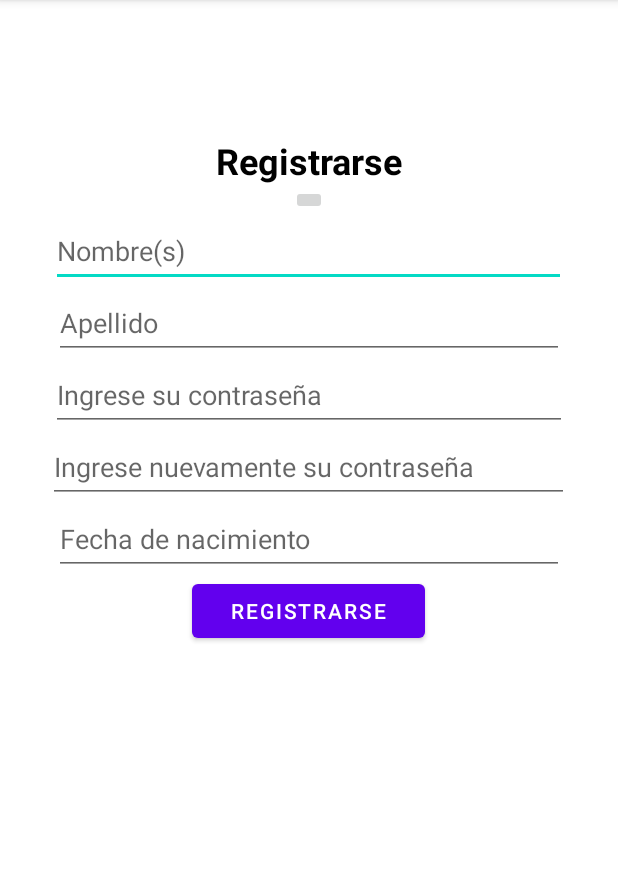
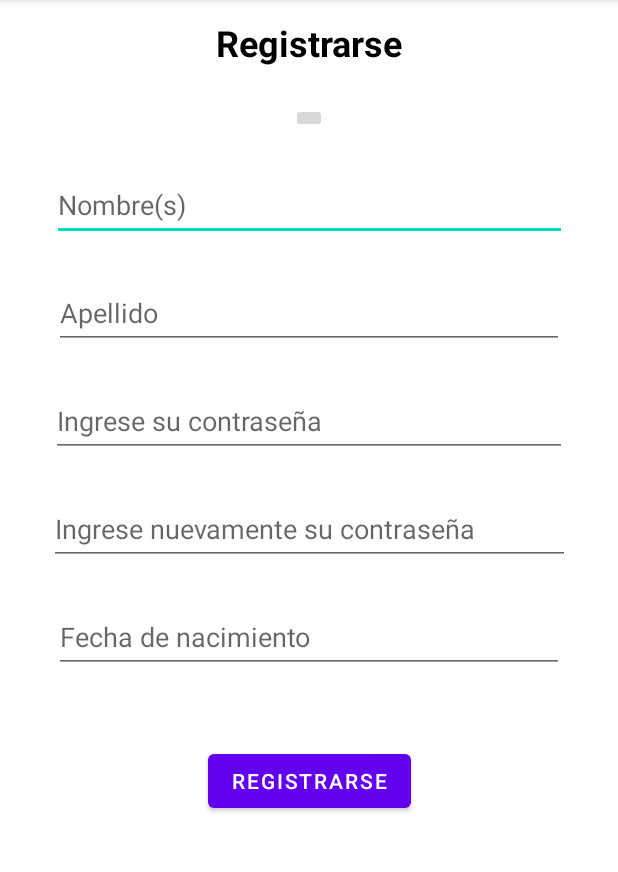
Before and after one commit to coderipper0/SafeTravelApp, an Android app: the fragment RegisterFragment shown on its own in the app's theme, on a phone screen of 412 x 824 dp, the part 84-956 px from its top. Run offline under Robolectric (Android 15) with nearby library versions, the phone set to English and light mode, and no system bars.

Commit message:
Modificación de interfaz

```diff
--- a/app/src/main/res/layout/fragment_register.xml
+++ b/app/src/main/res/layout/fragment_register.xml
@@ -1,18 +1,11 @@
 <?xml version="1.0" encoding="utf-8"?>
-<FrameLayout xmlns:android="http://schemas.android.com/apk/res/android"
+<androidx.constraintlayout.widget.ConstraintLayout xmlns:android="http://schemas.android.com/apk/res/android"
     xmlns:app="http://schemas.android.com/apk/res-auto"
     xmlns:tools="http://schemas.android.com/tools"
     android:layout_width="match_parent"
     android:layout_height="match_parent"
+    android:layout_margin="12dp"
     tools:context=".RegisterFragment">
-
-    <!-- TODO: Update blank fragment layout -->
-
-    <LinearLayout
-        android:layout_width="match_parent"
-        android:layout_height="522dp"
-        android:gravity="center"
-        android:orientation="vertical">
 
     <TextView
         android:id="@+id/txtRegisterR"
@@ -22,13 +15,20 @@
         android:textAlignment="center"
         android:textColor="#000000"
         android:textSize="24sp"
-            android:textStyle="bold" />
+        android:textStyle="bold"
+        app:layout_constraintTop_toTopOf="parent"
+        app:layout_constraintStart_toStartOf="parent"
+        app:layout_constraintEnd_toEndOf="parent"/>
 
     <ImageButton
         android:id="@+id/imgAvatar"
         android:layout_width="wrap_content"
         android:layout_height="wrap_content"
         android:contentDescription="@string/register"
+        android:layout_marginTop="24dp"
+        app:layout_constraintTop_toBottomOf="@+id/txtRegisterR"
+        app:layout_constraintStart_toStartOf="parent"
+        app:layout_constraintEnd_toEndOf="parent"
         tools:src="@tools:sample/avatars" />
 
     <EditText
@@ -38,7 +38,11 @@
         android:ems="10"
         android:hint="@string/name"
         android:inputType="textEmailAddress"
-            android:minHeight="48dp" />
+        android:minHeight="48dp"
+        android:layout_marginTop="24dp"
+        app:layout_constraintTop_toBottomOf="@+id/imgAvatar"
+        app:layout_constraintStart_toStartOf="parent"
+        app:layout_constraintEnd_toEndOf="parent"/>
 
     <EditText
         android:id="@+id/edtLasNameR"
@@ -47,7 +51,11 @@
         android:ems="10"
         android:hint="@string/lastname"
         android:inputType="textPersonName"
-            android:minHeight="48dp" />
+        android:minHeight="48dp"
+        android:layout_marginTop="24dp"
+        app:layout_constraintTop_toBottomOf="@+id/edtNameR"
+        app:layout_constraintStart_toStartOf="parent"
+        app:layout_constraintEnd_toEndOf="parent"/>
 
     <EditText
         android:id="@+id/edtPasswordR"
@@ -56,7 +64,11 @@
         android:ems="10"
         android:hint="@string/password"
         android:inputType="textPassword"
-            android:minHeight="48dp" />
+        android:minHeight="48dp"
+        android:layout_marginTop="24dp"
+        app:layout_constraintTop_toBottomOf="@+id/edtLasNameR"
+        app:layout_constraintStart_toStartOf="parent"
+        app:layout_constraintEnd_toEndOf="parent" />
 
     <EditText
         android:id="@+id/edtConfPassR"
@@ -65,7 +77,11 @@
         android:ems="10"
         android:hint="@string/cofpass"
         android:inputType="textPassword"
-            android:minHeight="48dp" />
+        android:minHeight="48dp"
+        android:layout_marginTop="24dp"
+        app:layout_constraintTop_toBottomOf="@+id/edtPasswordR"
+        app:layout_constraintStart_toStartOf="parent"
+        app:layout_constraintEnd_toEndOf="parent"/>
 
     <EditText
         android:id="@+id/edtDateR"
@@ -73,15 +89,21 @@
         android:layout_height="wrap_content"
         android:ems="10"
         android:hint="@string/date"
-            android:inputType="textPersonName"
-            android:minHeight="48dp" />
+        android:inputType="date"
+        android:minHeight="48dp"
+        android:layout_marginTop="24dp"
+        app:layout_constraintTop_toBottomOf="@+id/edtConfPassR"
+        app:layout_constraintStart_toStartOf="parent"
+        app:layout_constraintEnd_toEndOf="parent"/>
 
     <Button
         android:id="@+id/btnRegistrar"
-            android:layout_width="155dp"
+        android:layout_width="wrap_content"
         android:layout_height="wrap_content"
-            android:text="@string/register" />
+        android:text="@string/register"
+        android:layout_marginTop="48dp"
+        app:layout_constraintTop_toBottomOf="@+id/edtDateR"
+        app:layout_constraintStart_toStartOf="parent"
+        app:layout_constraintEnd_toEndOf="parent"/>
 
-    </LinearLayout>
-
-</FrameLayout>
+</androidx.constraintlayout.widget.ConstraintLayout>
```
Also changed, not shown: app/src/main/java/com/safetravel/safetravel/Mapa.java (deleted, +0 -14 lines), app/src/main/res/layout/activity_cuenta.xml (+46 -40 lines), app/src/main/res/layout/activity_mapa.xml (deleted, +0 -16 lines), app/src/main/res/layout/fragment__listas.xml (+24 -10 lines). Lines whose indentation alone changed are shown as unchanged.
